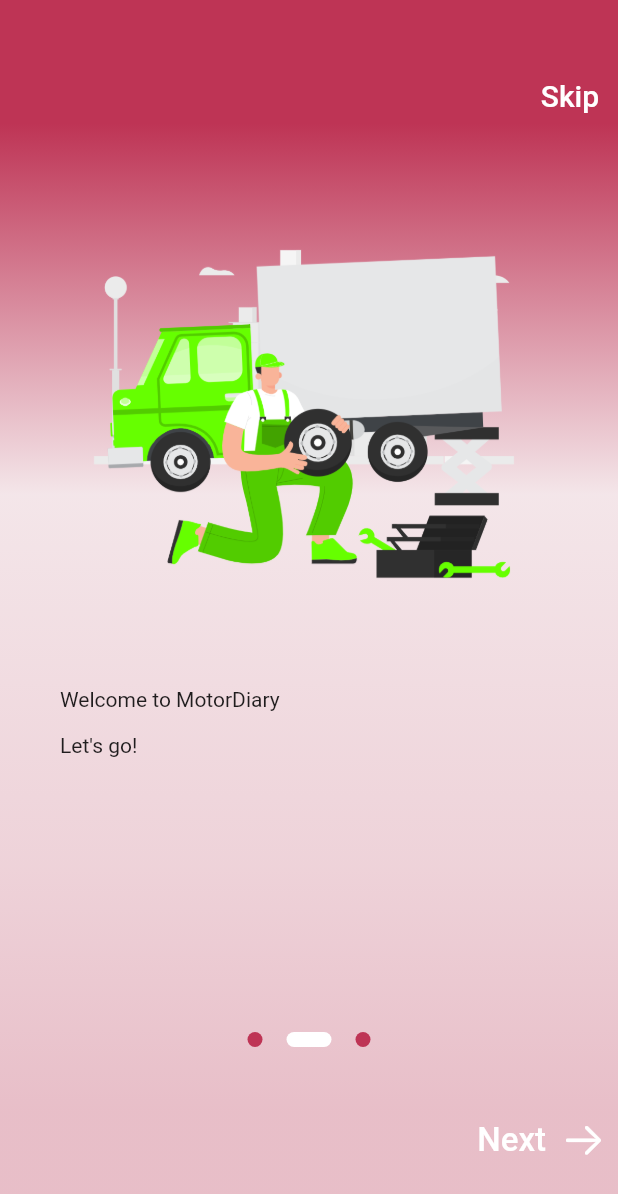
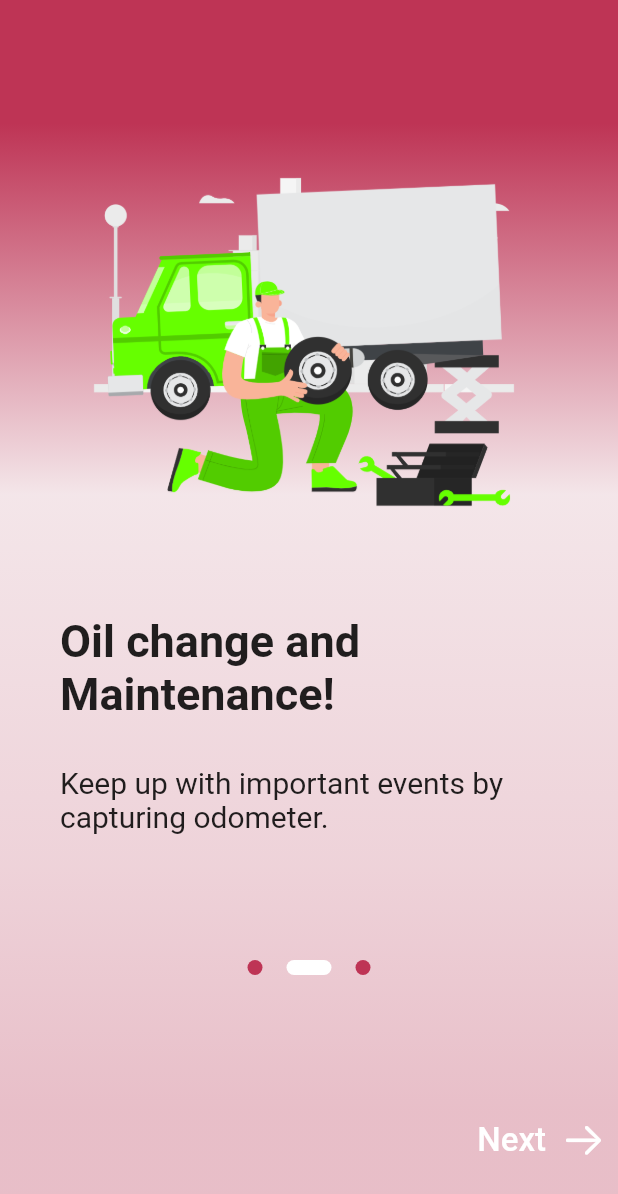
Before and after one commit to hunglqdz/MotorDiary, a Flutter app: the screen it shows after launch, swiped to page 2, on a phone screen of 412 x 824 dp. Shown: the top 1194 px of the screen. Run offline on Flutter 3.47's test engine with Material 2 defaults, Android fonts, the phone set to English and light mode, and no system bars; our stand-ins replace image_picker, shared_preferences; missing offline and left inert: flutter_tflite.

```diff
--- a/lib/onboard/onboarding_screen.dart
+++ b/lib/onboard/onboarding_screen.dart
@@ -61,19 +61,6 @@ class _OnboardingScreenState extends State<OnboardingScreen> {
             child: Column(
               crossAxisAlignment: CrossAxisAlignment.stretch,
               children: <Widget>[
-                Container(
-                  alignment: Alignment.centerRight,
-                  child: TextButton(
-                    onPressed: () => print('Skip'),
-                    child: const Text(
-                      'Skip',
-                      style: TextStyle(
-                        color: Colors.white,
-                        fontSize: 20,
-                      ),
-                    ),
-                  ),
-                ),
                 SizedBox(
                   height: 600,
                   child: PageView(
@@ -100,9 +87,16 @@ class _OnboardingScreenState extends State<OnboardingScreen> {
                               ),
                             ),
                             SizedBox(height: 30),
-                            Text('Welcome to MotorDiary'),
-                            SizedBox(height: 15),
-                            Text("Let's go!"),
+                            Text(
+                              'Welcome to MotorDiary!',
+                              style: TextStyle(
+                                  fontSize: 30, fontWeight: FontWeight.bold),
+                            ),
+                            SizedBox(height: 30),
+                            Text(
+                              "Here you'll manage your private vehicle.",
+                              style: TextStyle(fontSize: 20),
+                            ),
                           ],
                         ),
                       ),
@@ -121,9 +115,16 @@ class _OnboardingScreenState extends State<OnboardingScreen> {
                               ),
                             ),
                             SizedBox(height: 30),
-                            Text('Welcome to MotorDiary'),
-                            SizedBox(height: 15),
-                            Text("Let's go!"),
+                            Text(
+                              'Oil change and Maintenance!',
+                              style: TextStyle(
+                                  fontSize: 30, fontWeight: FontWeight.bold),
+                            ),
+                            SizedBox(height: 30),
+                            Text(
+                              'Keep up with important events by capturing odometer.',
+                              style: TextStyle(fontSize: 20),
+                            ),
                           ],
                         ),
                       ),
@@ -142,9 +143,16 @@ class _OnboardingScreenState extends State<OnboardingScreen> {
                               ),
                             ),
                             SizedBox(height: 30),
-                            Text('Welcome to MotorDiary'),
-                            SizedBox(height: 15),
-                            Text("Let's go!"),
+                            Text(
+                              'Discover many functionalities!',
+                              style: TextStyle(
+                                  fontSize: 30, fontWeight: FontWeight.bold),
+                            ),
+                            SizedBox(height: 30),
+                            Text(
+                              'Illustrative graphs and more.',
+                              style: TextStyle(fontSize: 20),
+                            ),
                           ],
                         ),
                       ),
--- a/pubspec.yaml
+++ b/pubspec.yaml
@@ -28,3 +28,7 @@ flutter:
     - assets/images/onboard1.png
     - assets/images/onboard2.png
     - assets/images/onboard3.jpg
+    - assets/images/illustration.jpg
+    - assets/images/odometer.png
+    - assets/model/detect.tflite
+    - assets/model/labelmap.txt
```
Also changed, not shown: lib/bottom_bar.dart (+10 -9 lines), lib/camera/camera_screen.dart (+11 -6 lines), lib/pages/settings.dart (+16 -4 lines), lib/settings/vehicle.dart (deleted, +0 -23 lines), lib/setup/setup1.dart (+7 -6 lines), lib/setup/setup2.dart (+3 -22 lines), lib/setup/setup3.dart (+4 -3 lines).
